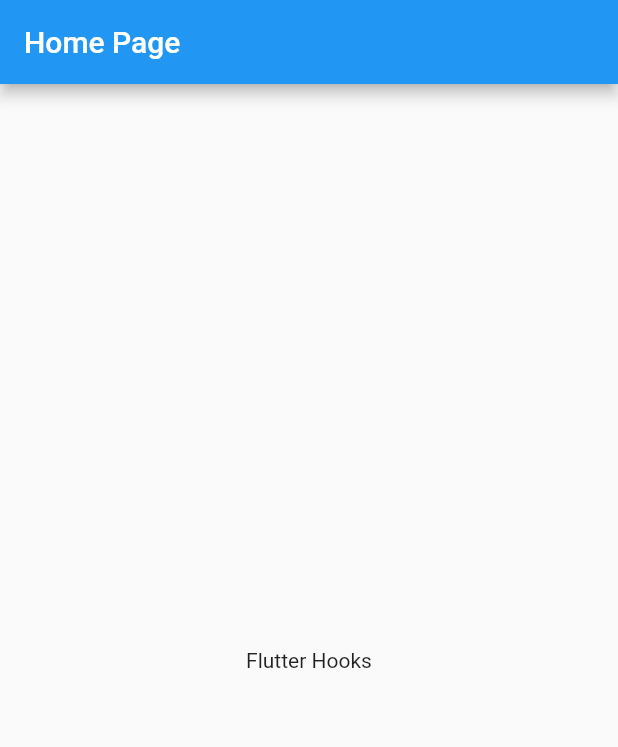
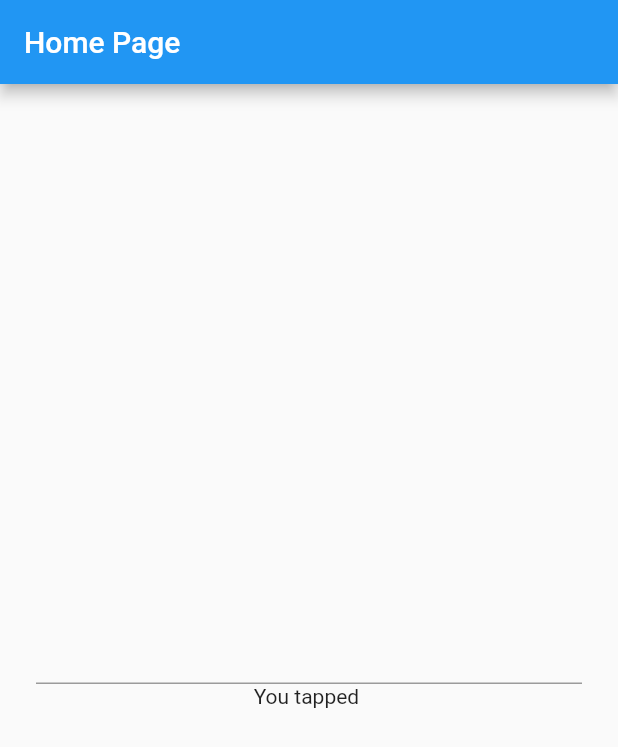
Before and after one commit to ditateum/testingflutterhooks, a Flutter app: the first screen one second after launch, on a phone screen of 412 x 824 dp. Shown: the top 747 px of the screen. Run offline on Flutter 3.47's test engine with Material 2 defaults, Android fonts, the phone set to English and light mode, and no system bars; our stand-ins replace flutter_hooks.

Commit message:
useState, useTextEditingController, useEffect

```diff
--- a/lib/main.dart
+++ b/lib/main.dart
@@ -1,5 +1,5 @@
 import 'package:flutter/material.dart';
-import 'package:testingflutterhooks/step_1_use_stream/use_stream_home_page.dart';
+import 'package:testingflutterhooks/step_2_use_state_use_textEditingController/use_state_use_text_editing_controller_home_page.dart';
 
 void main() => runApp(const MyApp());
 
@@ -10,7 +10,7 @@
   Widget build(BuildContext context) {
     return const MaterialApp(
       title: 'Material App',
-      home: UseStreamHomePage(),
+      home: UseStateUseTextEditingControllerHomePage(),
     );
   }
 }
--- /dev/null
+++ b/lib/step_2_use_state_use_textEditingController/use_state_use_text_editing_controller_home_page.dart
@@ -0,0 +1,38 @@
+import 'package:flutter/material.dart';
+import 'package:flutter_hooks/flutter_hooks.dart';
+
+class UseStateUseTextEditingControllerHomePage extends HookWidget {
+  const UseStateUseTextEditingControllerHomePage({super.key});
+
+  @override
+  Widget build(BuildContext context) {
+    final controller = useTextEditingController();
+    final text = useState('');
+    useEffect(() {
+      controller.addListener(() {
+        text.value = controller.text;
+      });
+      return null;
+    }, [controller]);
+
+    return Scaffold(
+      appBar: AppBar(
+        title: const Text('Home Page'),
+      ),
+      body: Padding(
+        padding: const EdgeInsets.symmetric(horizontal: 24.0),
+        child: Center(
+          child: Column(
+            mainAxisAlignment: MainAxisAlignment.center,
+            children: [
+              TextField(
+                controller: controller,
+              ),
+              Text('You tapped ${text.value}'),
+            ],
+          ),
+        ),
+      ),
+    );
+  }
+}
```
